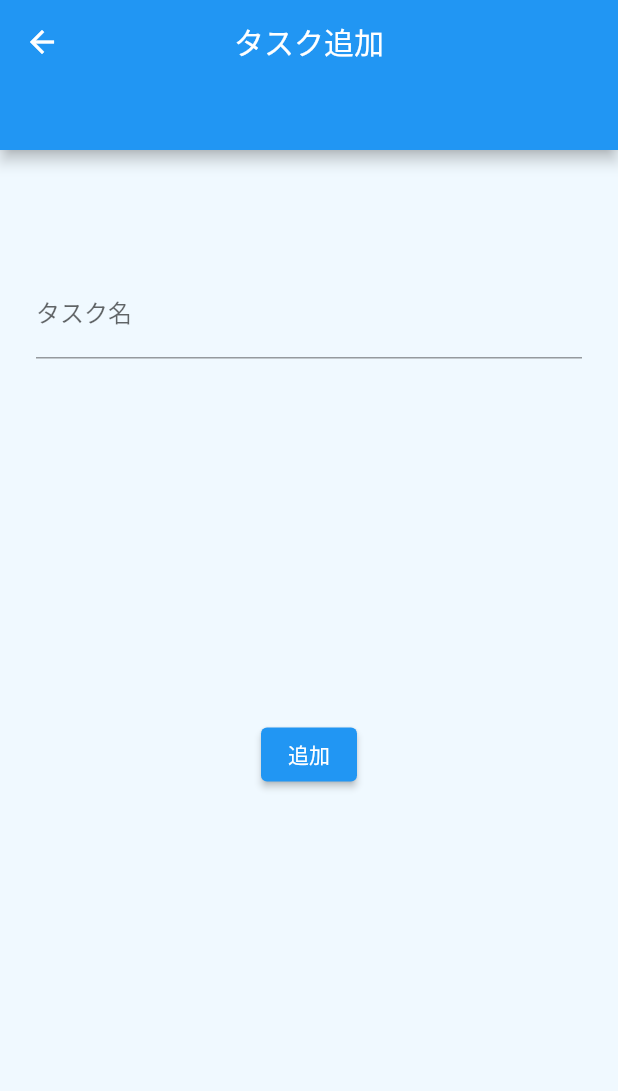
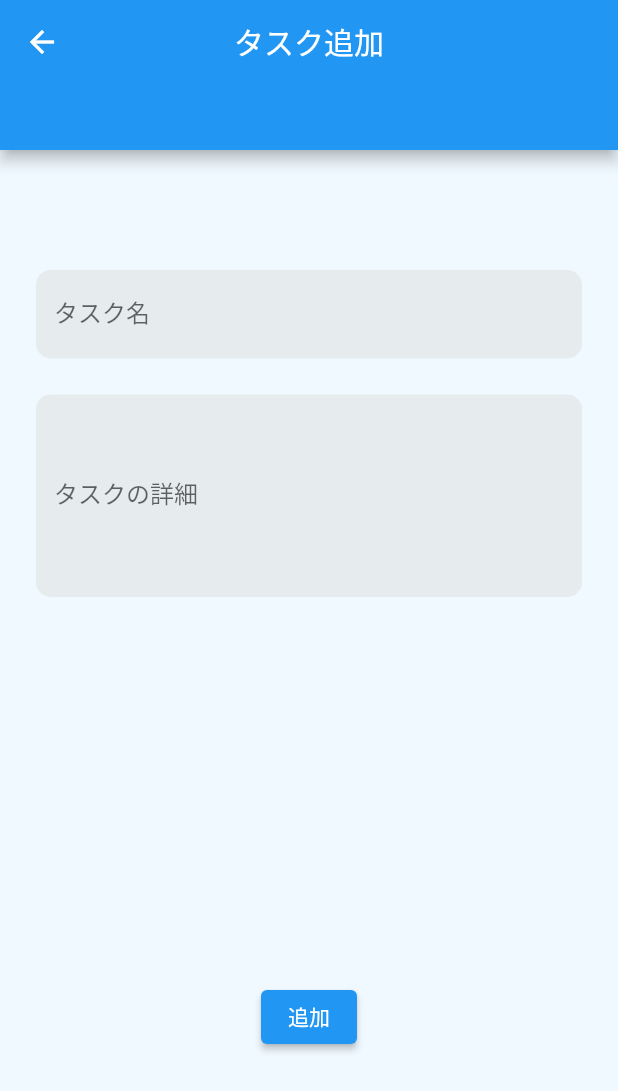
Before and after one commit to John-Thailand/todoapp, a Flutter app: the TaskListPage screen opened directly, after a tap on the "add" icon, on a phone screen of 412 x 824 dp. Shown: the top 1091 px of the screen. Run offline on Flutter 3.47's test engine with Material 2 defaults, Android fonts, the phone set to English and light mode, and no system bars; our stand-ins replace cloud_firestore, firebase_auth, firebase_core; accounts and stored records are empty.

Commit message:
バグの修正

```diff
--- a/lib/login/login_model.dart
+++ b/lib/login/login_model.dart
@@ -19,6 +19,7 @@ class LoginModel extends ChangeNotifier {
     notifyListeners();
   }
 
+
   Future login() async {
     email = titleController.text;
     password = authorController.text;
--- a/lib/models/task.dart
+++ b/lib/models/task.dart
@@ -2,6 +2,8 @@ class Task {
   Task({
     required this.documentId,
     required this.taskName,
+    required this.taskDetail,
+    required this.genre,
     required this.createdTime,
     required this.updatedTime,
     required this.isFavorite,
@@ -10,6 +12,8 @@ class Task {
 
   String documentId;
   String? taskName;
+  String? taskDetail;
+  String? genre;
   DateTime? createdTime;
   DateTime? updatedTime;
   bool isFavorite;
--- a/lib/models/task_list.dart
+++ b/lib/models/task_list.dart
@@ -3,7 +3,8 @@ import 'package:flutter/cupertino.dart';
 import 'package:todo_app/models/task.dart';
 
 class TaskList extends ChangeNotifier {
-  List<Task>? taskList;
+  List<Task>? myTaskList;
+  List<Task>? allTaskList;
   final FirebaseFirestore db = FirebaseFirestore.instance;
 
   void fetchTaskList({required String userId, required bool isAllTask}) async {
@@ -33,11 +34,25 @@ class TaskList extends ChangeNotifier {
       final String taskName = data['taskName'];
       final DateTime createdTime = data['createdTime'].toDate();
       final DateTime updatedTime = data['updatedTime'].toDate();
+      String? taskDetail;
+      String? genre;
+
+      print(data['taskDetail']);
+      print(data['genre']);
+      if (data['taskDetail'] != null) {
+        taskDetail = data['taskDetail'];
+      }
+
+      if (data['genre'] != null) {
+        genre = data['genre'];
+      }
 
       // Task型としてデータを格納
       return Task(
         documentId: documentId,
         taskName: taskName,
+        taskDetail: taskDetail,
+        genre: genre,
         createdTime: createdTime,
         updatedTime: updatedTime,
         isFavorite: false,
@@ -74,7 +89,14 @@ class TaskList extends ChangeNotifier {
       task.favoriteCount = countSnapshot.size;
     }
 
-    taskList = localTaskList;
+    if (isAllTask == true) {
+      // 全てのタスクのみ取得
+      allTaskList = localTaskList;
+    } else {
+      // 自身のタスクのみ取得
+      myTaskList = localTaskList;
+    }
+
     notifyListeners();
   }
 
--- a/lib/pages/task_list_page.dart
+++ b/lib/pages/task_list_page.dart
@@ -16,18 +16,23 @@ class TaskListPage extends StatelessWidget {
   final String userId = FirebaseAuth.instance.currentUser!.uid;
   // 現在のタブのindex
   int currentIndex = 0;
+  // 自身のタスクのリストタイル
+  List<Widget>? myListTiles;
+  // 「自分」タブのページ
+  Widget? myPage;
+  // 全てのタスクのリストタイル
+  List<Widget>? allListTiles;
+  // 「全て」タブのページ
+  Widget? allPage;
 
   @override
   Widget build(BuildContext context) {
     return ChangeNotifierProvider<TaskList>(
       create: (_) =>
-          TaskList()..fetchTaskList(userId: userId, isAllTask: false),
+          TaskList()..fetchTaskList(userId: userId, isAllTask: false)..fetchTaskList(userId: userId, isAllTask: true),
       child: Consumer<TaskList>(builder: (context, model, child) {
-        List<Task>? taskList = model.taskList;
-        List<Widget>? widgets;
-        final Widget widget;
-        if (taskList != null) {
-          widgets = taskList
+        if (model.myTaskList != null) {
+          myListTiles = model.myTaskList!
               .map((task) => ListTile(
                     title: Text(task.taskName!),
                     leading: SizedBox(
@@ -87,14 +92,84 @@ class TaskListPage extends StatelessWidget {
                     },
                   ))
               .toList();
-          widget = Container(
+          myPage = Container(
             color: customColor.bodyColor,
             child: ListView(
-              children: widgets,
+              children: myListTiles!,
             ),
           );
         } else {
-          widget = const CircularProgressIndicator();
+          myPage = const CircularProgressIndicator();
+        }
+        if (model.allTaskList != null) {
+          allListTiles = model.allTaskList!
+              .map((task) => ListTile(
+                    title: Text(task.taskName!),
+                    leading: SizedBox(
+                      width: 80,
+                      child: Row(
+                        children: [
+                          IconButton(
+                            icon: Icon(
+                              task.isFavorite
+                                  ? Icons.favorite
+                                  : Icons.favorite_border,
+                              color: task.isFavorite ? Colors.red : null,
+                            ),
+                            onPressed: () async {
+                              if (task.isFavorite) {
+                                // Firebaseのfavoriteコレクションからお気に入りのデータを削除
+                                await model.deleteFavoriteInfo(
+                                    task.documentId, userId);
+                                // お気に入り数のカウントダウン
+                                model.minusFav(task);
+                              } else {
+                                // Firebaseのfavoriteコレクションからお気に入りのデータを追加
+                                await model.addFavoriteInfo(
+                                    task.documentId, userId);
+                                // お気に入り数のカウントアップ
+                                model.plusFav(task);
+                              }
+                              // 選択されたタスクのお気に入り情報を更新
+                              model.switchFavFlag(task);
+                            },
+                          ),
+                          task.favoriteCount == 0
+                              ? Container()
+                              : Text(task.favoriteCount.toString()),
+                        ],
+                      ),
+                    ),
+                    onTap: () async {
+                      // 自分のタスクタブの場合、詳細ページに遷移する
+                      switch (currentIndex) {
+                        case 0:
+                          // タスク詳細ページに遷移
+                          await Navigator.push(
+                            context,
+                            MaterialPageRoute(
+                              builder: (context) =>
+                                  TaskOperationPage(userId: userId, task: task),
+                            ),
+                          );
+                          // 画面の状態を更新する
+                          model.fetchTaskList(userId: userId, isAllTask: false);
+                          break;
+                        case 1:
+                          // 全てタスクの場合、詳細ページに遷移できないようにする
+                          break;
+                      }
+                    },
+                  ))
+              .toList();
+          allPage = Container(
+            color: customColor.bodyColor,
+            child: ListView(
+              children: allListTiles!,
+            ),
+          );
+        } else {
+          allPage = const CircularProgressIndicator();
         }
         return DefaultTabController(
           initialIndex: 0,
@@ -142,8 +217,8 @@ class TaskListPage extends StatelessWidget {
             ),
             body: TabBarView(
               children: [
-                widget,
-                widget,
+                myPage!,
+                allPage!,
               ],
             ),
           ),
--- a/lib/pages/task_operation_page.dart
+++ b/lib/pages/task_operation_page.dart
@@ -14,6 +14,7 @@ class TaskOperationPage extends StatelessWidget {
 
   final CustomColor customColor = CustomColor();
   final TextEditingController nameController = TextEditingController();
+  final TextEditingController detailController = TextEditingController();
   final FirebaseFirestore db = FirebaseFirestore.instance;
 
   bool isAddPage() {
@@ -80,11 +81,32 @@ class TaskOperationPage extends StatelessWidget {
                 controller: nameController,
                 enabled: true,
                 maxLength: 20,
-                decoration: const InputDecoration(
-                  labelText: 'タスク名',
-                  counterText: '',
+                decoration: InputDecoration(
+                    labelText: 'タスク名',
+                    counterText: '',
+                    filled: true,
+                    fillColor: customColor.greyColor,
+                    border: OutlineInputBorder(
+                      borderRadius: BorderRadius.circular(10),
+                      borderSide: BorderSide.none,
+                    )),
+              ),
+              const SizedBox(height: 24),
+              TextField(
+                controller: detailController,
+                keyboardType: TextInputType.multiline,
+                maxLines: 5,
+                decoration: InputDecoration(
+                  labelText: 'タスクの詳細',
+                  filled: true,
+                  fillColor: customColor.greyColor,
+                  border: OutlineInputBorder(
+                      borderRadius: BorderRadius.circular(10),
+                      borderSide: BorderSide.none,
+                  )
                 ),
               ),
+              const SizedBox(height: 16),
               const SizedBox(height: 240),
               ElevatedButton(
                 onPressed: () {
@@ -93,6 +115,7 @@ class TaskOperationPage extends StatelessWidget {
                     dbCollection.add({
                       'userId': userId,
                       'taskName': nameController.text,
+                      'taskDetail': detailController.text,
                       'createdTime': Timestamp.now().toDate(),
                       'updatedTime': Timestamp.now().toDate(),
                     });
--- a/lib/style.dart
+++ b/lib/style.dart
@@ -3,4 +3,5 @@ import 'package:flutter/material.dart';
 class CustomColor {
   Color mainColor = const Color.fromRGBO(37, 153, 251, 1);
   Color bodyColor = const Color.fromRGBO(240, 249, 255, 1);
+  Color greyColor = const Color.fromRGBO(220, 220, 220, 0.5);
 }
```
